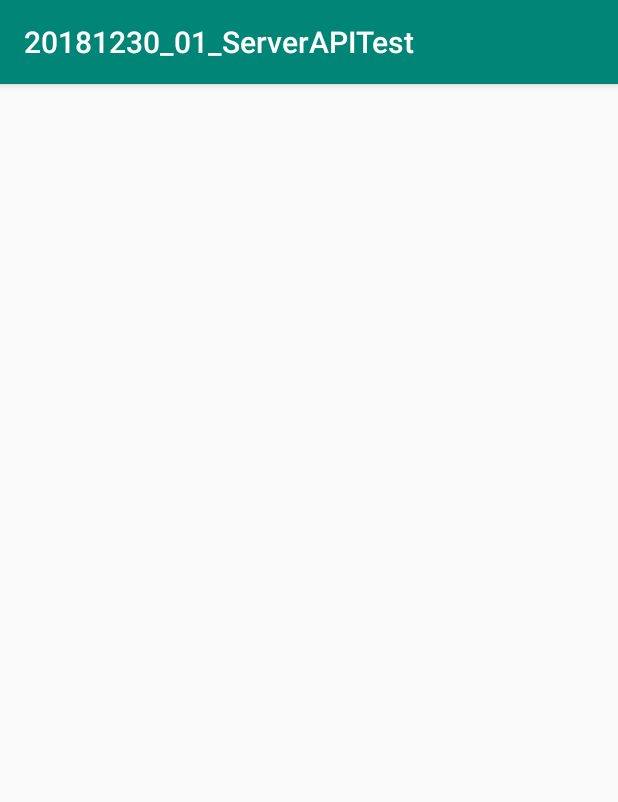
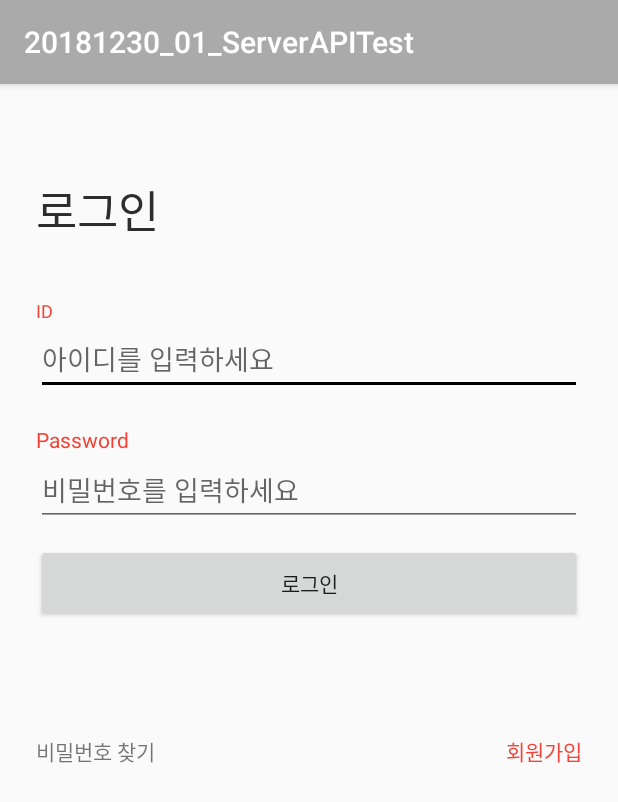
Before and after one commit to mmacarons/20181230_01_ServerAPITest, an Android app: the screen it shows after launch (MainActivity), on a phone screen of 412 x 824 dp. Shown: the top 802 px of the screen. Run offline under Robolectric (Android 15) with nearby library versions, the phone set to English and light mode, and no system bars.

Commit message:
로그인 화면 작성 완료

```diff
--- a/app/build.gradle
+++ b/app/build.gradle
@@ -25,4 +25,5 @@ dependencies {
     testImplementation 'junit:junit:4.12'
     androidTestImplementation 'com.android.support.test:runner:1.0.2'
     androidTestImplementation 'com.android.support.test.espresso:espresso-core:3.0.2'
+    implementation("com.squareup.okhttp3:okhttp:3.12.0")
 }
--- a/app/src/main/res/layout/activity_main.xml
+++ b/app/src/main/res/layout/activity_main.xml
@@ -5,7 +5,73 @@
     android:layout_width="match_parent"
     android:layout_height="match_parent"
     android:orientation="vertical"
-    tools:context=".MainActivity">
+    tools:context=".MainActivity"
+    android:paddingLeft="24dp"
+    android:paddingRight="24dp">
 
+    <TextView
+        android:layout_width="wrap_content"
+        android:layout_height="wrap_content"
+        android:textSize="30sp"
+        android:textColor="@color/blackTwo"
+        android:layout_marginTop="61dp"
+        android:text="로그인"/>
+
+    <TextView
+        android:layout_width="wrap_content"
+        android:layout_height="wrap_content"
+        android:textColor="@color/tomato"
+        android:textSize="12sp"
+        android:layout_marginTop="36dp"
+        android:text="ID"/>
+
+    <EditText
+        android:layout_width="match_parent"
+        android:layout_height="wrap_content"
+        android:hint="아이디를 입력하세요"
+        android:inputType="textEmailAddress"/>
+
+    <TextView
+        android:layout_marginTop="20dp"
+        android:layout_width="wrap_content"
+        android:layout_height="wrap_content"
+        android:textColor="@color/tomato"
+        android:text="Password"/>
+
+    <EditText
+        android:layout_width="match_parent"
+        android:layout_height="wrap_content"
+        android:hint="비밀번호를 입력하세요"
+        android:inputType="textPassword"/>
+
+    <Button
+        android:layout_marginTop="12dp"
+        android:layout_width="match_parent"
+        android:layout_height="52dp"
+        android:text="로그인"/>
+
+    <LinearLayout
+        android:layout_marginTop="75dp"
+        android:layout_width="match_parent"
+        android:layout_height="wrap_content"
+        android:orientation="horizontal">
+
+        <TextView
+            android:layout_width="wrap_content"
+            android:layout_height="wrap_content"
+            android:text="비밀번호 찾기"/>
+
+        <TextView
+            android:layout_width="0dp"
+            android:layout_height="wrap_content"
+            android:layout_weight="1"/>
+
+        <TextView
+            android:layout_width="wrap_content"
+            android:layout_height="wrap_content"
+            android:textColor="@color/tomato"
+            android:text="회원가입"/>
+
+    </LinearLayout>
 
 </LinearLayout>
--- a/app/src/main/res/values/colors.xml
+++ b/app/src/main/res/values/colors.xml
@@ -1,6 +1,9 @@
 <?xml version="1.0" encoding="utf-8"?>
 <resources>
-    <color name="colorPrimary">#008577</color>
-    <color name="colorPrimaryDark">#00574B</color>
-    <color name="colorAccent">#D81B60</color>
+    <color name="colorPrimary">#AAAAAA</color>
+    <color name="colorPrimaryDark">#000000</color>
+    <color name="colorAccent">#000000</color>
+
+    <color name="blackTwo">#2D2D2D</color>
+    <color name="tomato">#f44336</color>
 </resources>
```
